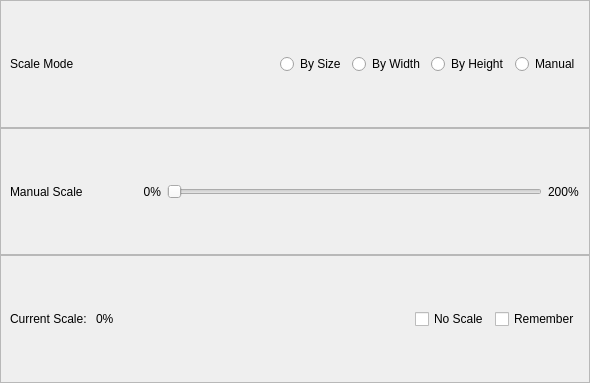
Above: src/gui/controll-bar-area/scale-setting.ui from haocxy/smooth-comic before the change. Below: the same form after it.
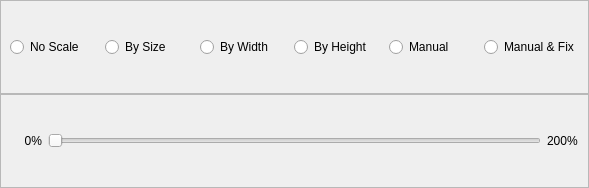
That is the form after the change.

Commit message: 调整缩放界面

```diff
--- a/src/gui/controll-bar-area/scale-setting.ui
+++ b/src/gui/controll-bar-area/scale-setting.ui
@@ -6,8 +6,8 @@
    <rect>
     <x>0</x>
     <y>0</y>
-    <width>590</width>
-    <height>383</height>
+    <width>589</width>
+    <height>188</height>
    </rect>
   </property>
   <property name="windowTitle">
@@ -39,25 +39,12 @@
      </property>
      <layout class="QHBoxLayout" name="horizontalLayout_5">
       <item>
-       <widget class="QLabel" name="label_3">
+       <widget class="QRadioButton" name="radioButton">
         <property name="text">
-         <string>Scale Mode</string>
+         <string>No Scale</string>
         </property>
        </widget>
       </item>
-      <item>
-       <spacer name="horizontalSpacer_3">
-        <property name="orientation">
-         <enum>Qt::Horizontal</enum>
-        </property>
-        <property name="sizeHint" stdset="0">
-         <size>
-          <width>156</width>
-          <height>20</height>
-         </size>
-        </property>
-       </spacer>
-      </item>
       <item>
        <widget class="QRadioButton" name="radioScaleBySize">
         <property name="enabled">
@@ -89,6 +76,13 @@
         </property>
        </widget>
       </item>
+      <item>
+       <widget class="QRadioButton" name="radioButton_2">
+        <property name="text">
+         <string>Manual &amp;&amp; Fix</string>
+        </property>
+       </widget>
+      </item>
      </layout>
     </widget>
    </item>
@@ -101,29 +95,6 @@
       <enum>QFrame::Raised</enum>
      </property>
      <layout class="QHBoxLayout" name="horizontalLayout_2">
-      <item>
-       <widget class="QLabel" name="label_4">
-        <property name="text">
-         <string>Manual Scale</string>
-        </property>
-       </widget>
-      </item>
-      <item>
-       <spacer name="horizontalSpacer_6">
-        <property name="orientation">
-         <enum>Qt::Horizontal</enum>
-        </property>
-        <property name="sizeType">
-         <enum>QSizePolicy::Fixed</enum>
-        </property>
-        <property name="sizeHint" stdset="0">
-         <size>
-          <width>40</width>
-          <height>20</height>
-         </size>
-        </property>
-       </spacer>
-      </item>
       <item>
        <widget class="QLabel" name="scaleMinValue">
         <property name="minimumSize">
@@ -169,59 +140,6 @@
      </layout>
     </widget>
    </item>
-   <item>
-    <widget class="QFrame" name="OptionArea">
-     <property name="frameShape">
-      <enum>QFrame::StyledPanel</enum>
-     </property>
-     <property name="frameShadow">
-      <enum>QFrame::Raised</enum>
-     </property>
-     <layout class="QHBoxLayout" name="horizontalLayout_3">
-      <item>
-       <widget class="QLabel" name="label_5">
-        <property name="text">
-         <string>Current Scale: </string>
-        </property>
-       </widget>
-      </item>
-      <item>
-       <widget class="QLabel" name="currentScaleValue">
-        <property name="text">
-         <string>0%</string>
-        </property>
-       </widget>
-      </item>
-      <item>
-       <spacer name="horizontalSpacer_2">
-        <property name="orientation">
-         <enum>Qt::Horizontal</enum>
-        </property>
-        <property name="sizeHint" stdset="0">
-         <size>
-          <width>40</width>
-          <height>20</height>
-         </size>
-        </property>
-       </spacer>
-      </item>
-      <item>
-       <widget class="QCheckBox" name="checkBox">
-        <property name="text">
-         <string>No Scale</string>
-        </property>
-       </widget>
-      </item>
-      <item>
-       <widget class="QCheckBox" name="checkBox_2">
-        <property name="text">
-         <string>Remember</string>
-        </property>
-       </widget>
-      </item>
-     </layout>
-    </widget>
-   </item>
   </layout>
  </widget>
  <resources/>
```
Left out of the diff: 6 changed lines with no effect on the pictures. The commit also changes 1 other file.
